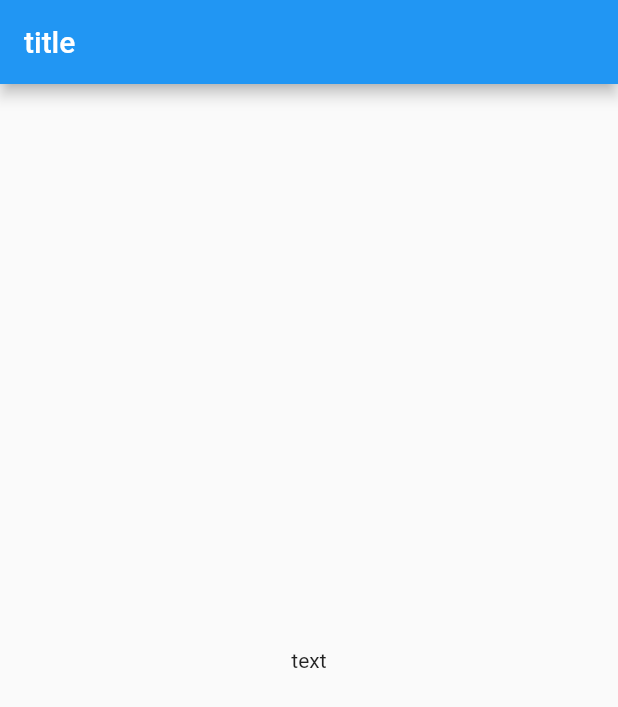
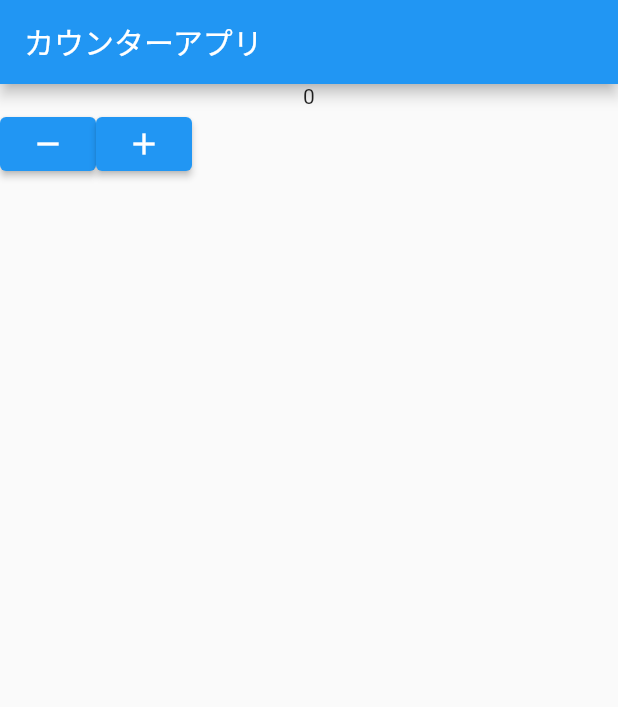
Before and after one commit to shunking-tech/kyouzai_counter, a Flutter app: the screen it shows after launch, on a phone screen of 412 x 824 dp. Shown: the top 707 px of the screen. Run offline on Flutter 3.47's test engine with Material 2 defaults, Android fonts, the phone set to English and light mode, and no system bars.

Commit message:
カウントを表示するためのTextとボタン2つを表示させる

```diff
--- a/lib/main.dart
+++ b/lib/main.dart
@@ -27,10 +27,28 @@ class _HomeState extends State<Home> {
   Widget build(BuildContext context) {
     return Scaffold(
       appBar: AppBar(
-        title: Text("title"),
+        title: Text("カウンターアプリ"),
       ),
-      body: Center(
-        child: Text("text"),
+      body: Column(
+        children: [
+          Text("0"),
+          Row(
+            children: [
+              ElevatedButton(
+                child: Icon(Icons.remove),
+                onPressed: () {
+
+                },
+              ),
+              ElevatedButton(
+                child: Icon(Icons.add),
+                onPressed: () {
+
+                },
+              ),
+            ],
+          ),
+        ],
       ),
     );
   }
```
